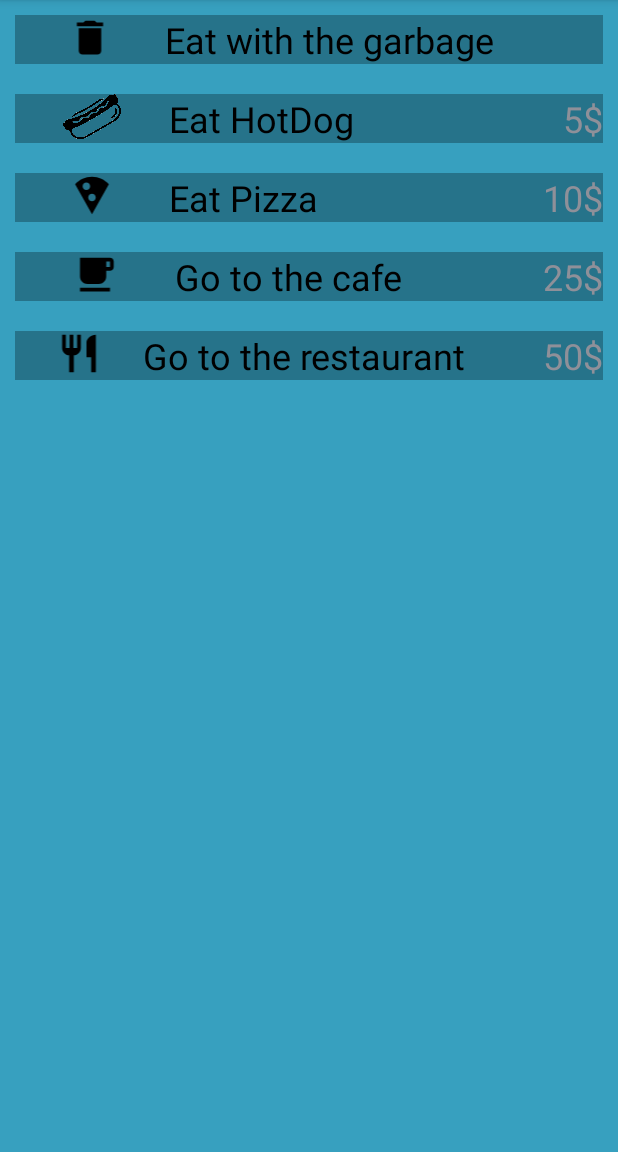
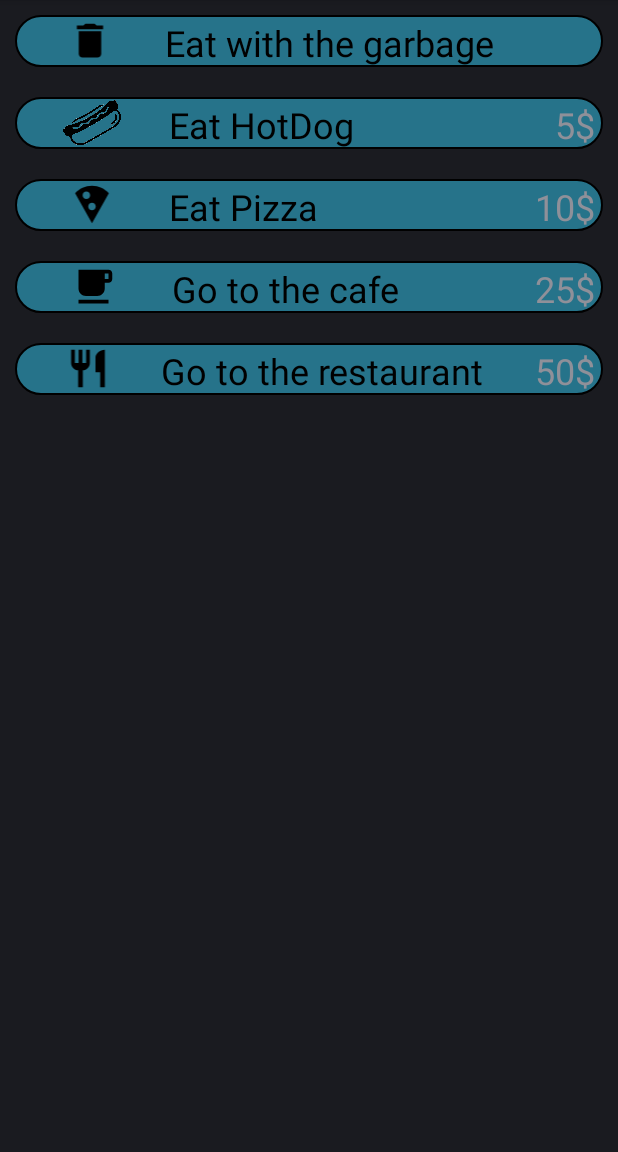
Before and after one commit to Artsav23/Simulator1, an Android app: the layout fragment_food.xml on its own in the app's theme, with its tools: preview values and no code run, on a phone screen of 412 x 824 dp, the part 84-1236 px from its top. Run offline under Robolectric (Android 15) with nearby library versions, the phone set to English and light mode, and no system bars.

Commit message:
editing button and background

```diff
--- a/app/src/main/java/com/example/myapplication/Fragments/StatisticFragment.kt
+++ b/app/src/main/java/com/example/myapplication/Fragments/StatisticFragment.kt
@@ -1,5 +1,6 @@
 package com.example.myapplication.Fragments
 
+import android.annotation.SuppressLint
 import android.app.AlertDialog
 import android.content.Intent
 import android.os.Bundle
@@ -86,6 +87,7 @@ class StatisticFragment(private var characteristicManager: CharacteristicManager
         binding.spendMoneyNumber.text = characteristicManager.spendMoney.toString()
     }
 
+    @SuppressLint("SetTextI18n")
     private fun timeCounter() {
         binding.time.text = "${characteristicManager.timeInSimulator} min"
     }
--- /dev/null
+++ b/app/src/main/res/drawable/button.xml
@@ -0,0 +1,18 @@
+<?xml version="1.0" encoding="utf-8"?>
+<selector xmlns:android="http://schemas.android.com/apk/res/android">
+    <item android:state_pressed="true">
+        <shape android:shape="rectangle">
+            <corners android:radius="20dp"/>
+            <solid android:color="@color/teal_900"/>
+        </shape>
+    </item>
+
+    <item>
+        <shape android:shape="rectangle">
+            <stroke android:width="1dp" android:color="@color/black"/>
+            <corners android:radius="20dp"/>
+            <solid android:color="@color/teal_700"/>
+        </shape>
+    </item>
+
+</selector>
--- a/app/src/main/res/layout/activity_information_about_simulator.xml
+++ b/app/src/main/res/layout/activity_information_about_simulator.xml
@@ -4,13 +4,13 @@
     xmlns:tools="http://schemas.android.com/tools"
     android:layout_width="match_parent"
     android:layout_height="match_parent"
-    android:background="#37A0BF"
+    android:background="@drawable/background_app"
     app:layoutDescription="@xml/activity_information_about_simulator_scene"
     tools:context=".InformationAboutSimulatorActivity">
 
     <ImageView
         android:id="@+id/imageView7"
-        android:layout_width="0dp"
+        android:layout_width="match_parent"
         android:layout_height="330dp"
         android:foregroundGravity="center"
         app:layout_constraintEnd_toEndOf="parent"
@@ -35,6 +35,7 @@
         android:id="@+id/scrollView2"
         android:layout_width="match_parent"
         android:layout_height="0dp"
+        android:layout_marginTop="10dp"
         app:layout_constraintBottom_toBottomOf="parent"
         app:layout_constraintEnd_toEndOf="parent"
         app:layout_constraintStart_toStartOf="parent"
--- a/app/src/main/res/layout/activity_main.xml
+++ b/app/src/main/res/layout/activity_main.xml
@@ -4,13 +4,14 @@
     xmlns:tools="http://schemas.android.com/tools"
     android:layout_width="match_parent"
     android:layout_height="match_parent"
-    android:background="@color/teal_200"
+    android:background="@drawable/background_app"
     tools:context=".Main.MainActivity">
 
     <LinearLayout
         android:id="@+id/linearLayout"
         android:layout_width="match_parent"
         android:layout_height="wrap_content"
+        android:layout_marginTop="8dp"
         android:gravity="center"
         android:orientation="horizontal"
         app:layout_constraintBottom_toTopOf="@+id/placeHolder"
@@ -86,6 +87,7 @@
         android:id="@+id/placeHolder"
         android:layout_width="0dp"
         android:layout_height="0dp"
+        android:layout_marginTop="8dp"
         app:layout_constraintBottom_toTopOf="@+id/bottomNavigationView"
         app:layout_constraintEnd_toEndOf="parent"
         app:layout_constraintStart_toStartOf="parent"
--- a/app/src/main/res/layout/fragment_food.xml
+++ b/app/src/main/res/layout/fragment_food.xml
@@ -4,8 +4,7 @@
     xmlns:tools="http://schemas.android.com/tools"
     android:layout_width="match_parent"
     android:layout_height="match_parent"
-    android:background="@color/teal_200"
-    tools:context=".Fragments.FoodFragment" >
+    tools:context=".Fragments.FoodFragment">
 
     <LinearLayout
         android:layout_width="match_parent"
@@ -23,13 +22,14 @@
             android:layout_width="match_parent"
             android:layout_height="wrap_content"
             android:layout_margin="10dp"
-            android:background="@color/teal_700"
+            android:background="@drawable/button"
             android:orientation="horizontal">
 
             <ImageView
                 android:id="@+id/imageView2"
                 android:layout_width="200dp"
                 android:layout_height="30dp"
+                android:layout_marginTop="2dp"
                 android:layout_weight="1"
                 android:src="@drawable/ic_trash" />
 
@@ -37,6 +37,7 @@
                 android:id="@+id/eat_with_the_garbage_textView"
                 android:layout_width="match_parent"
                 android:layout_height="wrap_content"
+                android:layout_marginTop="2dp"
                 android:layout_weight="1"
                 android:text="Eat with the garbage"
                 android:textColor="@color/black"
@@ -48,13 +49,14 @@
             android:layout_width="match_parent"
             android:layout_height="wrap_content"
             android:layout_margin="10dp"
-            android:background="@color/teal_700"
+            android:background="@drawable/button"
             android:orientation="horizontal">
 
             <ImageView
                 android:id="@+id/imageView"
                 android:layout_width="350dp"
                 android:layout_height="30dp"
+                android:layout_marginTop="2dp"
                 android:layout_weight="1"
                 android:src="@drawable/hotdog" />
 
@@ -62,6 +64,7 @@
                 android:id="@+id/eat_hotdog_textView"
                 android:layout_width="match_parent"
                 android:layout_height="wrap_content"
+                android:layout_marginTop="2dp"
                 android:layout_weight="1"
                 android:text="Eat HotDog"
                 android:textColor="@color/black"
@@ -71,6 +74,8 @@
                 android:id="@+id/textView"
                 android:layout_width="match_parent"
                 android:layout_height="wrap_content"
+                android:layout_marginTop="2dp"
+                android:layout_marginRight="5dp"
                 android:layout_weight="1"
                 android:gravity="right"
                 android:text="5$"
@@ -82,13 +87,14 @@
             android:layout_width="match_parent"
             android:layout_height="wrap_content"
             android:layout_margin="10dp"
-            android:background="@color/teal_700"
+            android:background="@drawable/button"
             android:orientation="horizontal">
 
             <ImageView
                 android:id="@+id/imageView3"
                 android:layout_width="350dp"
                 android:layout_height="30dp"
+                android:layout_marginTop="2dp"
                 android:layout_weight="1"
                 android:src="@drawable/ic_pizza" />
 
@@ -96,6 +102,7 @@
                 android:id="@+id/eat_pizza_textView"
                 android:layout_width="match_parent"
                 android:layout_height="wrap_content"
+                android:layout_marginTop="2dp"
                 android:layout_weight="1"
                 android:text="Eat Pizza"
                 android:textColor="@color/black"
@@ -105,6 +112,8 @@
                 android:id="@+id/textView3"
                 android:layout_width="match_parent"
                 android:layout_height="wrap_content"
+                android:layout_marginTop="2dp"
+                android:layout_marginRight="5dp"
                 android:layout_weight="1"
                 android:gravity="right"
                 android:text="10$"
@@ -116,13 +125,14 @@
             android:layout_width="match_parent"
             android:layout_height="wrap_content"
             android:layout_margin="10dp"
-            android:background="@color/teal_700"
+            android:background="@drawable/button"
             android:orientation="horizontal">
 
             <ImageView
                 android:id="@+id/imageView4"
                 android:layout_width="60dp"
                 android:layout_height="30dp"
+                android:layout_marginTop="2dp"
                 android:layout_weight="1"
                 android:src="@drawable/ic_cafe" />
 
@@ -130,6 +140,7 @@
                 android:id="@+id/go_to_the_cafe_textView"
                 android:layout_width="wrap_content"
                 android:layout_height="wrap_content"
+                android:layout_marginTop="2dp"
                 android:layout_weight="1"
                 android:text="Go to the cafe"
                 android:textColor="@color/black"
@@ -139,23 +150,27 @@
                 android:id="@+id/textView4"
                 android:layout_width="wrap_content"
                 android:layout_height="wrap_content"
+                android:layout_marginTop="2dp"
+                android:layout_marginRight="5dp"
                 android:layout_weight="1"
                 android:gravity="right"
                 android:text="25$"
                 android:textSize="24sp" />
         </LinearLayout>
+
         <LinearLayout
             android:id="@+id/go_to_the_restaurant"
             android:layout_width="match_parent"
             android:layout_height="wrap_content"
             android:layout_margin="10dp"
-            android:background="@color/teal_700"
+            android:background="@drawable/button"
             android:orientation="horizontal">
 
             <ImageView
                 android:id="@+id/imageView5"
-                android:layout_width="60dp"
+                android:layout_width="80dp"
                 android:layout_height="30dp"
+                android:layout_marginTop="2dp"
                 android:layout_weight="1"
                 android:src="@drawable/ic_restaurant" />
 
@@ -163,6 +178,7 @@
                 android:id="@+id/go_to_the_restaurant_textView"
                 android:layout_width="wrap_content"
                 android:layout_height="wrap_content"
+                android:layout_marginTop="2dp"
                 android:layout_weight="1"
                 android:text="Go to the restaurant"
                 android:textColor="@color/black"
@@ -172,6 +188,8 @@
                 android:id="@+id/textView5"
                 android:layout_width="wrap_content"
                 android:layout_height="wrap_content"
+                android:layout_marginTop="2dp"
+                android:layout_marginRight="5dp"
                 android:layout_weight="1"
                 android:gravity="right"
                 android:text="50$"
--- a/app/src/main/res/values/colors.xml
+++ b/app/src/main/res/values/colors.xml
@@ -5,6 +5,7 @@
     <color name="purple_700">#FF3700B3</color>
     <color name="teal_200">#37A0BF</color>
     <color name="teal_700">#26738A</color>
+    <color name="teal_900">#154E60</color>
     <color name="black">#FF000000</color>
     <color name="white">#FFFFFFFF</color>
     <color name="orange800">#FF9800</color>
```
Also changed, not shown: app/src/main/java/com/example/myapplication/Fragments/BaseFragment.kt (+8 -3 lines), app/src/main/res/drawable/background_app.xml (added, +9 -0 lines), app/src/main/res/layout/fragment_money.xml (+18 -6 lines), app/src/main/res/layout/fragment_mood.xml (+37 -14 lines), app/src/main/res/layout/fragment_shop.xml (+20 -5 lines), app/src/main/res/layout/fragment_statistic.xml (+7 -6 lines).
